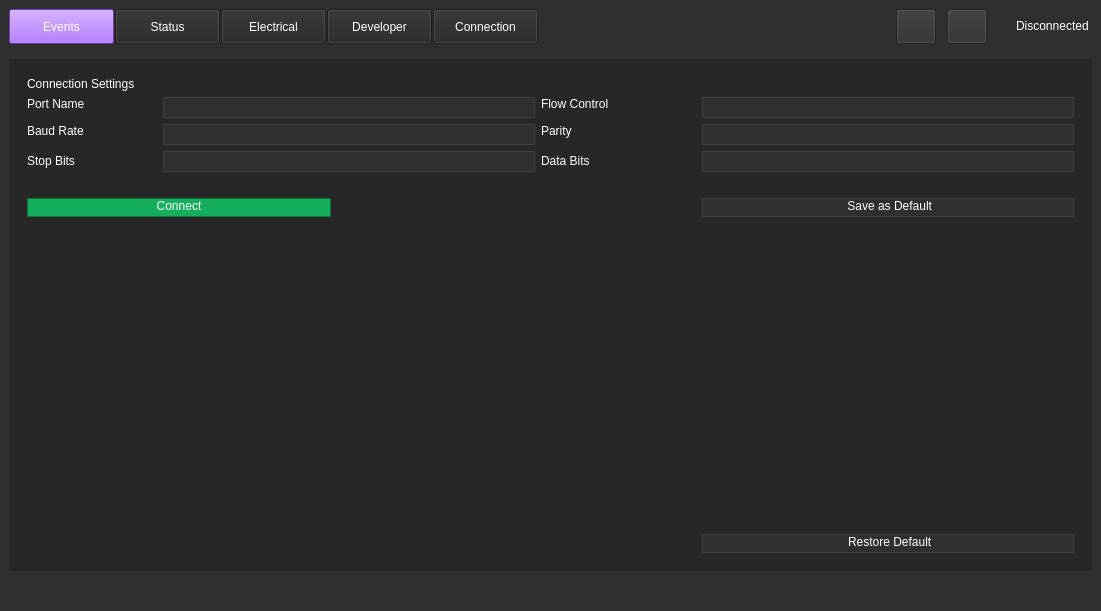
Team-Controller-NAU/Controller, file weapon-system-support-software/mainwindow.ui: the form before one commit.
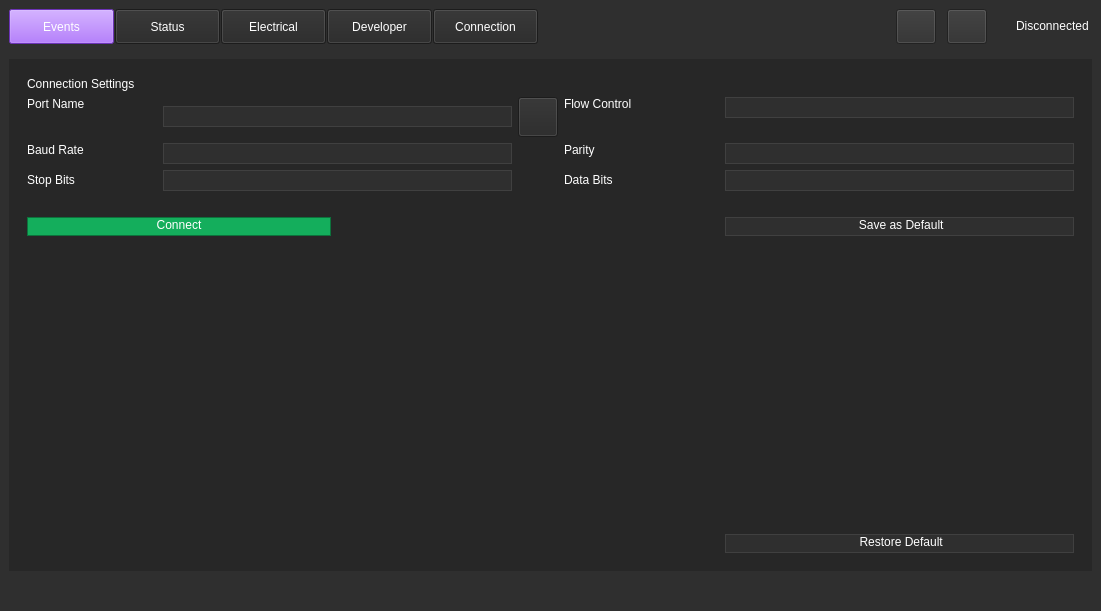
The form after the commit. The open tabs and pages were chosen to show the change. Icons and pictures are not drawn. Custom widgets are drawn as their Qt base class.

The edit to the form file:
```diff
--- a/weapon-system-support-software/mainwindow.ui
+++ b/weapon-system-support-software/mainwindow.ui
@@ -1280,7 +1280,41 @@
              </size>
             </property>
             <layout class="QGridLayout" name="gridLayout_4">
-             <item row="7" column="3">
+             <item row="4" column="4">
+              <widget class="QComboBox" name="data_bits_selection">
+               <property name="styleSheet">
+                <string notr="true">QComboBox {
+	padding-bottom: 3px;
+	color: rgb(255, 255, 255);
+	background-color: rgb(47, 47, 47);
+	border: 1px solid;
+	border-color: rgb(64, 64, 64);
+	font: 20pt &quot;Segoe UI&quot;;
+	padding-left: 5px;
+}
+
+QComboBox::items {
+	color: rgb(255, 255, 255);
+}
+
+QListView {
+	color: rgb(255, 255, 255);
+}
+
+QComboBox::drop-down 
+{
+    border: 0px; 
+}
+
+QComboBox::down-arrow {
+    image: url(:/resources/Images/white-down-arrow.png);
+    width: 15px;
+    height: 15px;
+}</string>
+               </property>
+              </widget>
+             </item>
+             <item row="7" column="4">
               <spacer name="verticalSpacer">
                <property name="orientation">
                 <enum>Qt::Vertical</enum>
@@ -1293,126 +1327,6 @@
                </property>
               </spacer>
              </item>
-             <item row="4" column="1">
-              <widget class="QComboBox" name="stop_bit_selection">
-               <property name="styleSheet">
-                <string notr="true">QComboBox {
-	padding-bottom: 3px;
-	color: rgb(255, 255, 255);
-	background-color: rgb(47, 47, 47);
-	border: 1px solid;
-	border-color: rgb(64, 64, 64);
-	font: 20pt &quot;Segoe UI&quot;;
-	padding-left: 5px;
-}
-
-QComboBox::items {
-	color: rgb(255, 255, 255);
-}
-
-QListView {
-	color: rgb(255, 255, 255);
-}
-
-QComboBox::drop-down 
-{
-    border: 0px; 
-}
-
-QComboBox::down-arrow {
-    image: url(:/resources/Images/white-down-arrow.png);
-    width: 15px;
-    height: 15px;
-}</string>
-               </property>
-              </widget>
-             </item>
-             <item row="2" column="2" alignment="Qt::AlignRight|Qt::AlignTop">
-              <widget class="QLabel" name="Parity_Label">
-               <property name="sizePolicy">
-                <sizepolicy hsizetype="Expanding" vsizetype="Fixed">
-                 <horstretch>0</horstretch>
-                 <verstretch>0</verstretch>
-                </sizepolicy>
-               </property>
-               <property name="minimumSize">
-                <size>
-                 <width>155</width>
-                 <height>0</height>
-                </size>
-               </property>
-               <property name="styleSheet">
-                <string notr="true">color: rgb(255, 255, 255);
-font: 20pt &quot;Segoe UI&quot;;</string>
-               </property>
-               <property name="text">
-                <string>Parity</string>
-               </property>
-              </widget>
-             </item>
-             <item row="1" column="1">
-              <widget class="QComboBox" name="ddm_port_selection">
-               <property name="sizePolicy">
-                <sizepolicy hsizetype="Expanding" vsizetype="Fixed">
-                 <horstretch>0</horstretch>
-                 <verstretch>0</verstretch>
-                </sizepolicy>
-               </property>
-               <property name="styleSheet">
-                <string notr="true">QComboBox {
-	padding-bottom: 3px;
-	color: rgb(255, 255, 255);
-	background-color: rgb(47, 47, 47);
-	border: 1px solid;
-	border-color: rgb(64, 64, 64);
-	font: 20pt &quot;Segoe UI&quot;;
-	padding-left: 5px;
-}
-
-QComboBox::items {
-	color: rgb(255, 255, 255);
-}
-
-QListView {
-	color: rgb(255, 255, 255);
-}
-
-QComboBox::drop-down 
-{
-    border: 0px; 
-}
-
-QComboBox::down-arrow {
-    image: url(:/resources/Images/white-down-arrow.png);
-    width: 15px;
-    height: 15px;
-}</string>
-               </property>
-              </widget>
-             </item>
-             <item row="1" column="2" alignment="Qt::AlignRight|Qt::AlignTop">
-              <widget class="QLabel" name="flow_Label">
-               <property name="sizePolicy">
-                <sizepolicy hsizetype="Expanding" vsizetype="Fixed">
-                 <horstretch>0</horstretch>
-                 <verstretch>0</verstretch>
-                </sizepolicy>
-               </property>
-               <property name="minimumSize">
-                <size>
-                 <width>155</width>
-                 <height>0</height>
-                </size>
-               </property>
-               <property name="styleSheet">
-                <string notr="true">color: rgb(255, 255, 255);
-font: 20pt &quot;Segoe UI&quot;;</string>
-               </property>
-               <property name="text">
-                <string>Flow Control</string>
-               </property>
-              </widget>
-             </item>
              <item row="6" column="0" colspan="2">
               <widget class="QPushButton" name="handshake_button">
                <property name="minimumSize">
@@ -1450,86 +1364,7 @@
                </property>
               </widget>
              </item>
-             <item row="5" column="0">
-              <spacer name="verticalSpacer_2">
-               <property name="orientation">
-                <enum>Qt::Vertical</enum>
-               </property>
-               <property name="sizeType">
-                <enum>QSizePolicy::Fixed</enum>
-               </property>
-               <property name="sizeHint" stdset="0">
-                <size>
-                 <width>20</width>
-                 <height>20</height>
-                </size>
-               </property>
-              </spacer>
-             </item>
-             <item row="4" column="0" alignment="Qt::AlignRight">
-              <widget class="QLabel" name="stopBit_Label">
-               <property name="sizePolicy">
-                <sizepolicy hsizetype="Expanding" vsizetype="Fixed">
-                 <horstretch>0</horstretch>
-                 <verstretch>0</verstretch>
-                </sizepolicy>
-               </property>
-               <property name="minimumSize">
-                <size>
-                 <width>130</width>
-                 <height>0</height>
-                </size>
-               </property>
-               <property name="styleSheet">
-                <string notr="true">color: rgb(255, 255, 255);
-font: 20pt &quot;Segoe UI&quot;;</string>
-               </property>
-               <property name="text">
-                <string>Stop Bits</string>
-               </property>
-              </widget>
-             </item>
-             <item row="2" column="3">
-              <widget class="QComboBox" name="parity_selection">
-               <property name="sizePolicy">
-                <sizepolicy hsizetype="Expanding" vsizetype="Fixed">
-                 <horstretch>0</horstretch>
-                 <verstretch>0</verstretch>
-                </sizepolicy>
-               </property>
-               <property name="styleSheet">
-                <string notr="true">QComboBox {
-	padding-bottom: 3px;
-	color: rgb(255, 255, 255);
-	background-color: rgb(47, 47, 47);
-	border: 1px solid;
-	border-color: rgb(64, 64, 64);
-	font: 20pt &quot;Segoe UI&quot;;
-	padding-left: 5px;
-}
-
-QComboBox::items {
-	color: rgb(255, 255, 255);
-}
-
-QListView {
-	color: rgb(255, 255, 255);
-}
-
-QComboBox::drop-down 
-{
-    border: 0px; 
-}
-
-QComboBox::down-arrow {
-    image: url(:/resources/Images/white-down-arrow.png);
-    width: 15px;
-    height: 15px;
-}</string>
-               </property>
-              </widget>
-             </item>
-             <item row="6" column="3">
+             <item row="6" column="4">
               <widget class="QPushButton" name="save_Button">
                <property name="sizePolicy">
                 <sizepolicy hsizetype="Expanding" vsizetype="Fixed">
@@ -1569,6 +1404,52 @@
                </property>
               </widget>
              </item>
+             <item row="2" column="0" alignment="Qt::AlignRight|Qt::AlignTop">
+              <widget class="QLabel" name="baud_Label">
+               <property name="sizePolicy">
+                <sizepolicy hsizetype="Expanding" vsizetype="Fixed">
+                 <horstretch>0</horstretch>
+                 <verstretch>0</verstretch>
+                </sizepolicy>
+               </property>
+               <property name="minimumSize">
+                <size>
+                 <width>130</width>
+                 <height>0</height>
+                </size>
+               </property>
+               <property name="styleSheet">
+                <string notr="true">color: rgb(255, 255, 255);
+font: 20pt &quot;Segoe UI&quot;;</string>
+               </property>
+               <property name="text">
+                <string>Baud Rate</string>
+               </property>
+              </widget>
+             </item>
+             <item row="4" column="3" alignment="Qt::AlignRight">
+              <widget class="QLabel" name="DataBit_Label">
+               <property name="sizePolicy">
+                <sizepolicy hsizetype="Expanding" vsizetype="Fixed">
+                 <horstretch>0</horstretch>
+                 <verstretch>0</verstretch>
+                </sizepolicy>
+               </property>
+               <property name="minimumSize">
+                <size>
+                 <width>155</width>
+                 <height>0</height>
+                </size>
+               </property>
+               <property name="styleSheet">
+                <string notr="true">color: rgb(255, 255, 255);
+font: 20pt &quot;Segoe UI&quot;;</string>
+               </property>
+               <property name="text">
+                <string>Data Bits</string>
+               </property>
+              </widget>
+             </item>
              <item row="0" column="0" colspan="2" alignment="Qt::AlignTop">
               <widget class="QLabel" name="SettingsHeader">
                <property name="sizePolicy">
@@ -1589,8 +1470,8 @@
                </property>
               </widget>
              </item>
-             <item row="4" column="2" alignment="Qt::AlignRight">
-              <widget class="QLabel" name="DataBit_Label">
+             <item row="1" column="3" alignment="Qt::AlignRight|Qt::AlignTop">
+              <widget class="QLabel" name="flow_Label">
                <property name="sizePolicy">
                 <sizepolicy hsizetype="Expanding" vsizetype="Fixed">
                  <horstretch>0</horstretch>
@@ -1608,81 +1489,7 @@
 font: 20pt &quot;Segoe UI&quot;;</string>
                </property>
                <property name="text">
-                <string>Data Bits</string>
-               </property>
-              </widget>
-             </item>
-             <item row="1" column="3" alignment="Qt::AlignTop">
-              <widget class="QComboBox" name="flow_control_selection">
-               <property name="sizePolicy">
-                <sizepolicy hsizetype="Expanding" vsizetype="Fixed">
-                 <horstretch>0</horstretch>
-                 <verstretch>0</verstretch>
-                </sizepolicy>
-               </property>
-               <property name="styleSheet">
-                <string notr="true">QComboBox {
-	padding-bottom: 3px;
-	color: rgb(255, 255, 255);
-	background-color: rgb(47, 47, 47);
-	border: 1px solid;
-	border-color: rgb(64, 64, 64);
-	font: 20pt &quot;Segoe UI&quot;;
-	padding-left: 5px;
-}
-
-QComboBox::items {
-	color: rgb(255, 255, 255);
-}
-
-QListView {
-	color: rgb(255, 255, 255);
-}
-
-QComboBox::drop-down 
-{
-    border: 0px; 
-}
-
-QComboBox::down-arrow {
-    image: url(:/resources/Images/white-down-arrow.png);
-    width: 15px;
-    height: 15px;
-}</string>
-               </property>
-              </widget>
-             </item>
-             <item row="4" column="3">
-              <widget class="QComboBox" name="data_bits_selection">
-               <property name="styleSheet">
-                <string notr="true">QComboBox {
-	padding-bottom: 3px;
-	color: rgb(255, 255, 255);
-	background-color: rgb(47, 47, 47);
-	border: 1px solid;
-	border-color: rgb(64, 64, 64);
-	font: 20pt &quot;Segoe UI&quot;;
-	padding-left: 5px;
-}
-
-QComboBox::items {
-	color: rgb(255, 255, 255);
-}
-
-QListView {
-	color: rgb(255, 255, 255);
-}
-
-QComboBox::drop-down 
-{
-    border: 0px; 
-}
-
-QComboBox::down-arrow {
-    image: url(:/resources/Images/white-down-arrow.png);
-    width: 15px;
-    height: 15px;
-}</string>
+                <string>Flow Control</string>
                </property>
               </widget>
              </item>
@@ -1720,6 +1527,29 @@
                </property>
               </widget>
              </item>
+             <item row="2" column="3" alignment="Qt::AlignRight|Qt::AlignTop">
+              <widget class="QLabel" name="Parity_Label">
+               <property name="sizePolicy">
+                <sizepolicy hsizetype="Expanding" vsizetype="Fixed">
+                 <horstretch>0</horstretch>
+                 <verstretch>0</verstretch>
+                </sizepolicy>
+               </property>
+               <property name="minimumSize">
+                <size>
+                 <width>155</width>
+                 <height>0</height>
+                </size>
+               </property>
+               <property name="styleSheet">
+                <string notr="true">color: rgb(255, 255, 255);
+font: 20pt &quot;Segoe UI&quot;;</string>
+               </property>
+               <property name="text">
+                <string>Parity</string>
+               </property>
+              </widget>
+             </item>
              <item row="1" column="0" alignment="Qt::AlignRight|Qt::AlignTop">
               <widget class="QLabel" name="port_Label">
                <property name="sizePolicy">
@@ -1743,30 +1573,7 @@
                </property>
               </widget>
              </item>
-             <item row="2" column="0" alignment="Qt::AlignRight|Qt::AlignTop">
-              <widget class="QLabel" name="baud_Label">
-               <property name="sizePolicy">
-                <sizepolicy hsizetype="Expanding" vsizetype="Fixed">
-                 <horstretch>0</horstretch>
-                 <verstretch>0</verstretch>
-                </sizepolicy>
-               </property>
-               <property name="minimumSize">
-                <size>
-                 <width>130</width>
-                 <height>0</height>
-                </size>
-               </property>
-               <property name="styleSheet">
-                <string notr="true">color: rgb(255, 255, 255);
-font: 20pt &quot;Segoe UI&quot;;</string>
-               </property>
-               <property name="text">
-                <string>Baud Rate</string>
-               </property>
-              </widget>
-             </item>
-             <item row="8" column="3">
+             <item row="8" column="4">
               <widget class="QPushButton" name="restore_Button">
                <property name="sizePolicy">
                 <sizepolicy hsizetype="Expanding" vsizetype="Fixed">
@@ -1806,6 +1613,212 @@
                </property>
               </widget>
              </item>
+             <item row="1" column="1">
+              <widget class="QComboBox" name="ddm_port_selection">
+               <property name="sizePolicy">
+                <sizepolicy hsizetype="Expanding" vsizetype="Fixed">
+                 <horstretch>0</horstretch>
+                 <verstretch>0</verstretch>
+                </sizepolicy>
+               </property>
+               <property name="styleSheet">
+                <string notr="true">QComboBox {
+	padding-bottom: 3px;
+	color: rgb(255, 255, 255);
+	background-color: rgb(47, 47, 47);
+	border: 1px solid;
+	border-color: rgb(64, 64, 64);
+	font: 20pt &quot;Segoe UI&quot;;
+	padding-left: 5px;
+}
+
+QComboBox::items {
+	color: rgb(255, 255, 255);
+}
+
+QListView {
+	color: rgb(255, 255, 255);
+}
+
+QComboBox::drop-down 
+{
+    border: 0px; 
+}
+
+QComboBox::down-arrow {
+    image: url(:/resources/Images/white-down-arrow.png);
+    width: 15px;
+    height: 15px;
+}</string>
+               </property>
+              </widget>
+             </item>
+             <item row="5" column="0">
+              <spacer name="verticalSpacer_2">
+               <property name="orientation">
+                <enum>Qt::Vertical</enum>
+               </property>
+               <property name="sizeType">
+                <enum>QSizePolicy::Fixed</enum>
+               </property>
+               <property name="sizeHint" stdset="0">
+                <size>
+                 <width>20</width>
+                 <height>20</height>
+                </size>
+               </property>
+              </spacer>
+             </item>
+             <item row="1" column="4" alignment="Qt::AlignTop">
+              <widget class="QComboBox" name="flow_control_selection">
+               <property name="sizePolicy">
+                <sizepolicy hsizetype="Expanding" vsizetype="Fixed">
+                 <horstretch>0</horstretch>
+                 <verstretch>0</verstretch>
+                </sizepolicy>
+               </property>
+               <property name="styleSheet">
+                <string notr="true">QComboBox {
+	padding-bottom: 3px;
+	color: rgb(255, 255, 255);
+	background-color: rgb(47, 47, 47);
+	border: 1px solid;
+	border-color: rgb(64, 64, 64);
+	font: 20pt &quot;Segoe UI&quot;;
+	padding-left: 5px;
+}
+
+QComboBox::items {
+	color: rgb(255, 255, 255);
+}
+
+QListView {
+	color: rgb(255, 255, 255);
+}
+
+QComboBox::drop-down 
+{
+    border: 0px; 
+}
+
+QComboBox::down-arrow {
+    image: url(:/resources/Images/white-down-arrow.png);
+    width: 15px;
+    height: 15px;
+}</string>
+               </property>
+              </widget>
+             </item>
+             <item row="4" column="1">
+              <widget class="QComboBox" name="stop_bit_selection">
+               <property name="styleSheet">
+                <string notr="true">QComboBox {
+	padding-bottom: 3px;
+	color: rgb(255, 255, 255);
+	background-color: rgb(47, 47, 47);
+	border: 1px solid;
+	border-color: rgb(64, 64, 64);
+	font: 20pt &quot;Segoe UI&quot;;
+	padding-left: 5px;
+}
+
+QComboBox::items {
+	color: rgb(255, 255, 255);
+}
+
+QListView {
+	color: rgb(255, 255, 255);
+}
+
+QComboBox::drop-down 
+{
+    border: 0px; 
+}
+
+QComboBox::down-arrow {
+    image: url(:/resources/Images/white-down-arrow.png);
+    width: 15px;
+    height: 15px;
+}</string>
+               </property>
+              </widget>
+             </item>
+             <item row="2" column="4">
+              <widget class="QComboBox" name="parity_selection">
+               <property name="sizePolicy">
+                <sizepolicy hsizetype="Expanding" vsizetype="Fixed">
+                 <horstretch>0</horstretch>
+                 <verstretch>0</verstretch>
+                </sizepolicy>
+               </property>
+               <property name="styleSheet">
+                <string notr="true">QComboBox {
+	padding-bottom: 3px;
+	color: rgb(255, 255, 255);
+	background-color: rgb(47, 47, 47);
+	border: 1px solid;
+	border-color: rgb(64, 64, 64);
+	font: 20pt &quot;Segoe UI&quot;;
+	padding-left: 5px;
+}
+
+QComboBox::items {
+	color: rgb(255, 255, 255);
+}
+
+QListView {
+	color: rgb(255, 255, 255);
+}
+
+QComboBox::drop-down 
+{
+    border: 0px; 
+}
+
+QComboBox::down-arrow {
+    image: url(:/resources/Images/white-down-arrow.png);
+    width: 15px;
+    height: 15px;
+}</string>
+               </property>
+              </widget>
+             </item>
+             <item row="4" column="0" alignment="Qt::AlignRight">
+              <widget class="QLabel" name="stopBit_Label">
+               <property name="sizePolicy">
+                <sizepolicy hsizetype="Expanding" vsizetype="Fixed">
+                 <horstretch>0</horstretch>
+                 <verstretch>0</verstretch>
+                </sizepolicy>
+               </property>
+               <property name="minimumSize">
+                <size>
+                 <width>130</width>
+                 <height>0</height>
+                </size>
+               </property>
+               <property name="styleSheet">
+                <string notr="true">color: rgb(255, 255, 255);
+font: 20pt &quot;Segoe UI&quot;;</string>
+               </property>
+               <property name="text">
+                <string>Stop Bits</string>
+               </property>
+              </widget>
+             </item>
+             <item row="1" column="2">
+              <widget class="QPushButton" name="refresh_serial_port_selections">
+               <property name="minimumSize">
+                <size>
+                 <width>40</width>
+                 <height>40</height>
+                </size>
+               </property>
+               <property name="text">
+                <string/>
+               </property>
+              </widget>
+             </item>
             </layout>
            </widget>
            <widget class="QWidget" name="Electrial_Page">
```
Left out of the diff: 22 changed lines with no effect on the pictures.
